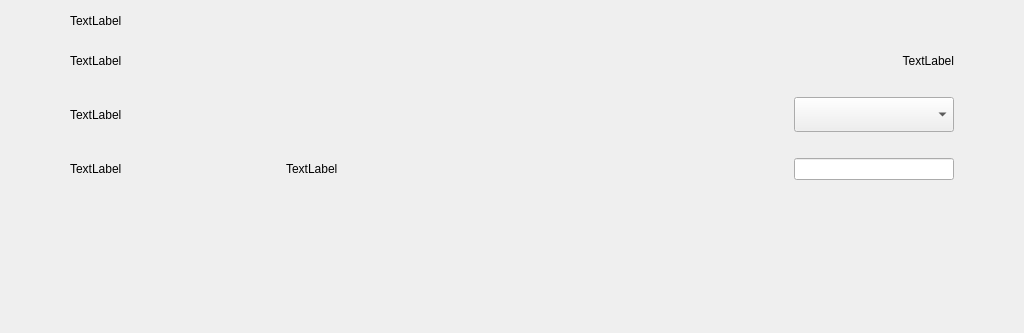
First picture: the form in src/ui/gui/storyboards/PlaneSettingsPage.ui, repository HBuczynski/AHRS, before the edit; both pictures show x 0 to 1024 and y 0 to 333 of the 1024 by 600 pixel window.
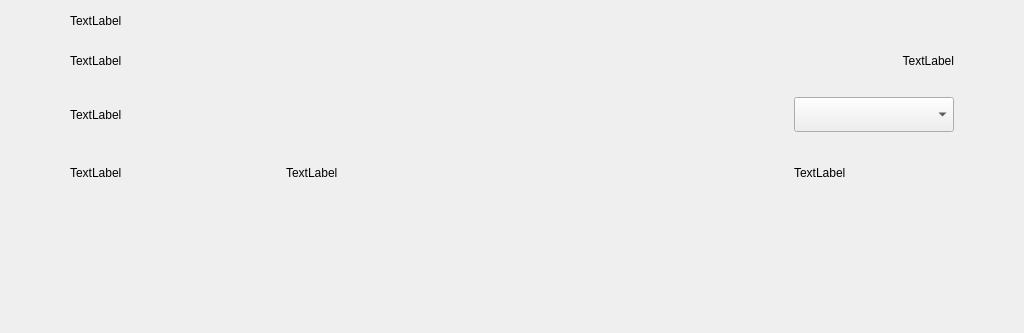
Second picture: the form after the edit.

Commit message: Changed text edit widget on label.

Patch:
```diff
--- a/src/ui/gui/storyboards/PlaneSettingsPage.ui
+++ b/src/ui/gui/storyboards/PlaneSettingsPage.ui
@@ -332,11 +332,11 @@
        </spacer>
       </item>
       <item>
-       <widget class="QLineEdit" name="newPlaneLineEdit">
+       <widget class="QLabel" name="newPlaneLineEdit">
         <property name="minimumSize">
          <size>
           <width>160</width>
-          <height>0</height>
+          <height>30</height>
          </size>
         </property>
         <property name="maximumSize">
@@ -345,6 +345,12 @@
           <height>16777215</height>
          </size>
         </property>
+        <property name="autoFillBackground">
+         <bool>false</bool>
+        </property>
+        <property name="text">
+         <string>TextLabel</string>
+        </property>
        </widget>
       </item>
      </layout>
```
The commit also changes 2 other files.
